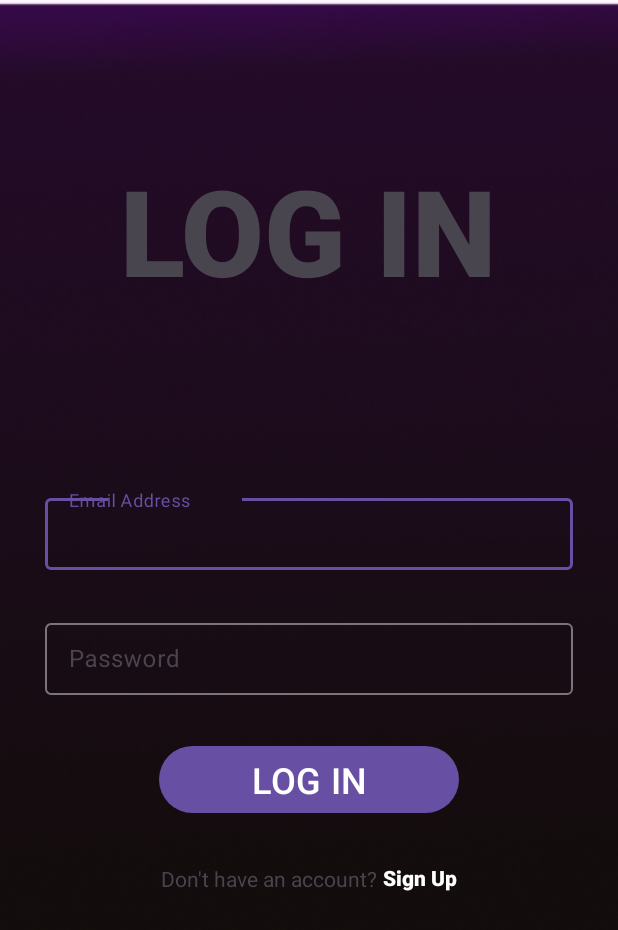
After one commit to EbenVEVO/Capstone-MursicApp, an Android app: the LoginActivity screen opened directly, with no data from a screen before it, on a phone screen of 412 x 824 dp. The commit adds this screen. Shown: the top 930 px of the screen. Run offline under Robolectric (Android 15) with nearby library versions, the phone set to English and light mode, and no system bars; our stand-ins replace Firebase (no records; nobody signed in at launch, a user with empty details on screens opened directly).

Commit message:
Login work

```diff
--- a/app/build.gradle.kts
+++ b/app/build.gradle.kts
@@ -1,5 +1,6 @@
 plugins {
     id("com.android.application")
+    id("com.google.gms.google-services")
 }
 
 android {
@@ -40,4 +41,8 @@ dependencies {
     androidTestImplementation("androidx.test.ext:junit:1.1.5")
     androidTestImplementation("androidx.test.espresso:espresso-core:3.5.1")
     implementation("androidx.core:core-splashscreen:1.0.1")
+    implementation(platform("com.google.firebase:firebase-bom:32.7.0"))
+    implementation("com.google.firebase:firebase-analytics")
+    implementation ("com.google.firebase:firebase-auth:18.0.0")
+    implementation ("com.google.android.gms:play-services-gcm:17.0.0")
 }
--- /dev/null
+++ b/app/src/main/java/com/example/capstone_mursicapp/LoginActivity.java
@@ -0,0 +1,86 @@
+package com.example.capstone_mursicapp;
+
+import androidx.annotation.NonNull;
+import androidx.appcompat.app.AppCompatActivity;
+
+import android.content.Intent;
+import android.os.Bundle;
+import android.text.TextUtils;
+import android.view.View;
+import android.widget.Button;
+import android.widget.TextView;
+import android.widget.Toast;
+
+import com.google.android.gms.tasks.OnCompleteListener;
+import com.google.android.gms.tasks.Task;
+import com.google.android.material.textfield.TextInputEditText;
+import com.google.firebase.Firebase;
+import com.google.firebase.auth.AuthResult;
+import com.google.firebase.auth.FirebaseAuth;
+import com.google.firebase.auth.FirebaseUser;
+
+
+
+public class LoginActivity extends AppCompatActivity {
+    TextInputEditText given_email, given_password;
+    Button login;
+
+    TextView register;
+
+    FirebaseAuth firebaseAuth = FirebaseAuth.getInstance();
+
+
+    @Override
+    protected void onCreate(Bundle savedInstanceState) {
+        super.onCreate(savedInstanceState);
+        setContentView(R.layout.activity_login);
+
+        given_email = findViewById(R.id.login_email);
+        given_password = findViewById(R.id.login_password);
+        login = findViewById(R.id.login);
+        register = findViewById(R.id.registerHL);
+
+        register.setOnClickListener(new View.OnClickListener() {
+            @Override
+            public void onClick(View v) {
+                Intent i = new Intent(LoginActivity.this, RegisterActivity.class);
+                startActivity(i);
+                finish();
+            }
+        });
+        login.setOnClickListener(new View.OnClickListener() {
+            @Override
+            public void onClick(View v) {
+                String email, password;
+                email= String.valueOf(given_email.getText());
+                password = String.valueOf((given_password.getText()));
+
+                if(TextUtils.isEmpty(email)){
+                    Toast.makeText(LoginActivity.this, "Enter an Email!", Toast.LENGTH_SHORT).show();
+                    return;
+                }
+                if(TextUtils.isEmpty(password)) {
+                    Toast.makeText(LoginActivity.this, "Enter Password", Toast.LENGTH_SHORT).show();
+                    return;
+                }
+
+                firebaseAuth.signInWithEmailAndPassword(email,password).addOnCompleteListener(new OnCompleteListener<AuthResult>() {
+                    @Override
+                    public void onComplete(@NonNull Task<AuthResult> task) {
+                        if(task.isSuccessful()){
+                            Toast.makeText(LoginActivity.this, "Login Successful!", Toast.LENGTH_SHORT).show();
+                            Intent i = new Intent(LoginActivity.this, MainActivity.class);
+                            startActivity(i);
+                            finish();
+                        }
+                        else {
+                            Toast.makeText(LoginActivity.this, "Failed to Login", Toast.LENGTH_SHORT).show();
+
+                        }
+                    }
+                });
+            }
+
+        });
+    }
+}
--- /dev/null
+++ b/app/src/main/res/layout/activity_login.xml
@@ -0,0 +1,80 @@
+<?xml version="1.0" encoding="utf-8"?>
+<LinearLayout xmlns:android="http://schemas.android.com/apk/res/android"
+    xmlns:app="http://schemas.android.com/apk/res-auto"
+    xmlns:tools="http://schemas.android.com/tools"
+    android:layout_width="match_parent"
+    android:layout_height="match_parent"
+    android:paddingTop="100dp"
+    android:orientation="vertical"
+    android:background="@drawable/backdrop"
+    tools:context=".LoginActivity">
+
+
+    <TextView
+        android:id="@+id/textView"
+        android:layout_width="wrap_content"
+        android:layout_height="wrap_content"
+        android:layout_gravity="center"
+        android:fontFamily="sans-serif-black"
+        android:text="LOG IN"
+        android:textAlignment="center"
+        android:textSize="80sp" />
+
+    <com.google.android.material.textfield.TextInputLayout
+        android:layout_width="match_parent"
+        android:layout_height="83dp"
+        android:layout_marginTop="120dp">
+
+        <com.google.android.material.textfield.TextInputEditText
+            android:id="@+id/login_email"
+            android:layout_width="352dp"
+            android:layout_height="48dp"
+            android:layout_gravity="center"
+            android:hint="Email Address"
+            android:inputType="textEmailAddress"/>
+    </com.google.android.material.textfield.TextInputLayout>
+
+    <com.google.android.material.textfield.TextInputLayout
+        android:layout_width="match_parent"
+        android:layout_height="wrap_content">
+
+        <com.google.android.material.textfield.TextInputEditText
+            android:id="@+id/login_password"
+            android:layout_width="352dp"
+            android:layout_height="48dp"
+            android:layout_gravity="center"
+            android:hint="Password"
+            android:inputType="textPassword" />
+    </com.google.android.material.textfield.TextInputLayout>
+
+    <Button
+        android:id="@+id/login"
+        android:layout_width="200dp"
+        android:layout_height="wrap_content"
+        android:layout_gravity="center"
+        android:layout_marginTop="30dp"
+        android:text="LOG IN"
+        android:textSize="24sp" />
+
+    <TextView
+        android:id="@+id/registerquery"
+        android:layout_width="match_parent"
+        android:layout_height="wrap_content"
+        android:layout_marginTop="30dp"
+        android:layout_marginRight="50dp"
+        android:text="Don't have an account? "
+        android:textAlignment="center" />
+
+    <TextView
+        android:id="@+id/registerHL"
+        android:layout_width="wrap_content"
+        android:layout_height="wrap_content"
+        android:layout_marginLeft="255dp"
+        android:layout_marginTop="-20dp"
+        android:fontFamily="sans-serif-black"
+        android:text="Sign Up"
+        android:textColor="@color/white"
+        android:textStyle="bold" />
+
+
+</LinearLayout>
--- a/app/src/main/res/values/strings.xml
+++ b/app/src/main/res/values/strings.xml
@@ -1,3 +1,5 @@
 <resources>
     <string name="app_name">Capstone-MursicApp</string>
+    <!-- TODO: Remove or change this placeholder text -->
+    <string name="hello_blank_fragment">Hello blank fragment</string>
 </resources>
```
Also changed, not shown: app/src/main/AndroidManifest.xml (+9 -1 lines), app/src/main/java/com/example/capstone_mursicapp/RegisterActivity.java (added, +14 -0 lines), app/src/main/java/com/example/capstone_mursicapp/WelcomeScreen.java (added, +28 -0 lines), app/src/main/res/layout/activity_register.xml (added, +78 -0 lines), app/src/main/res/layout/activity_welcome_screen.xml (added, +36 -0 lines), build.gradle.kts (+7 -0 lines), app/src/main/res/drawable/backdrop.png (added), 1 other file.
